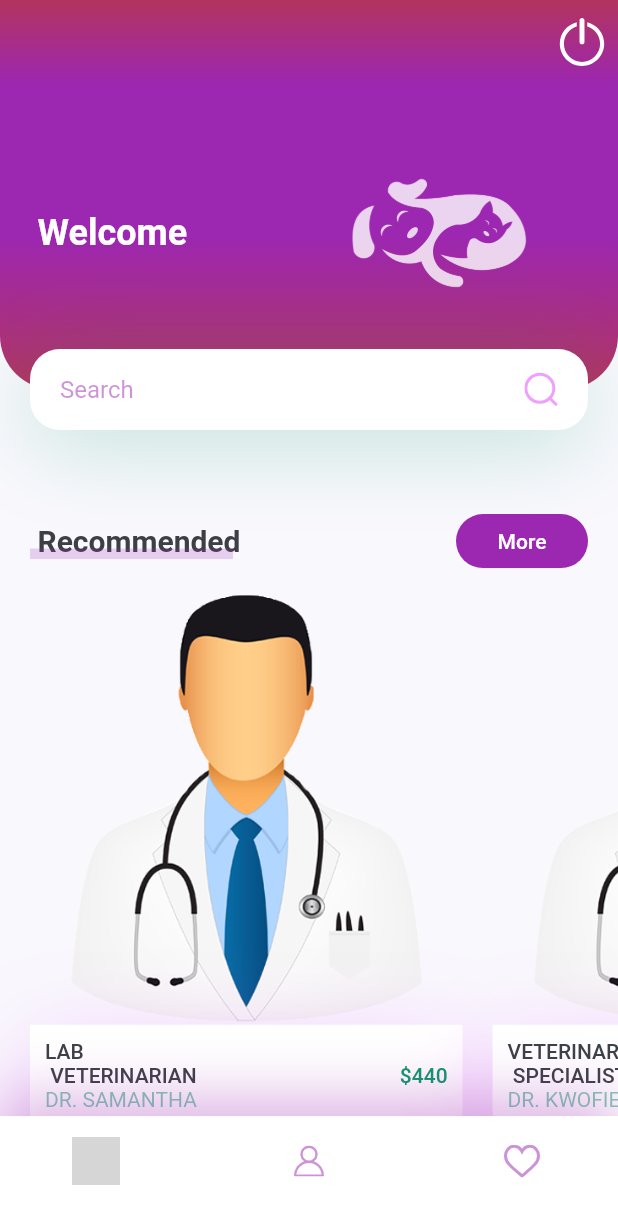
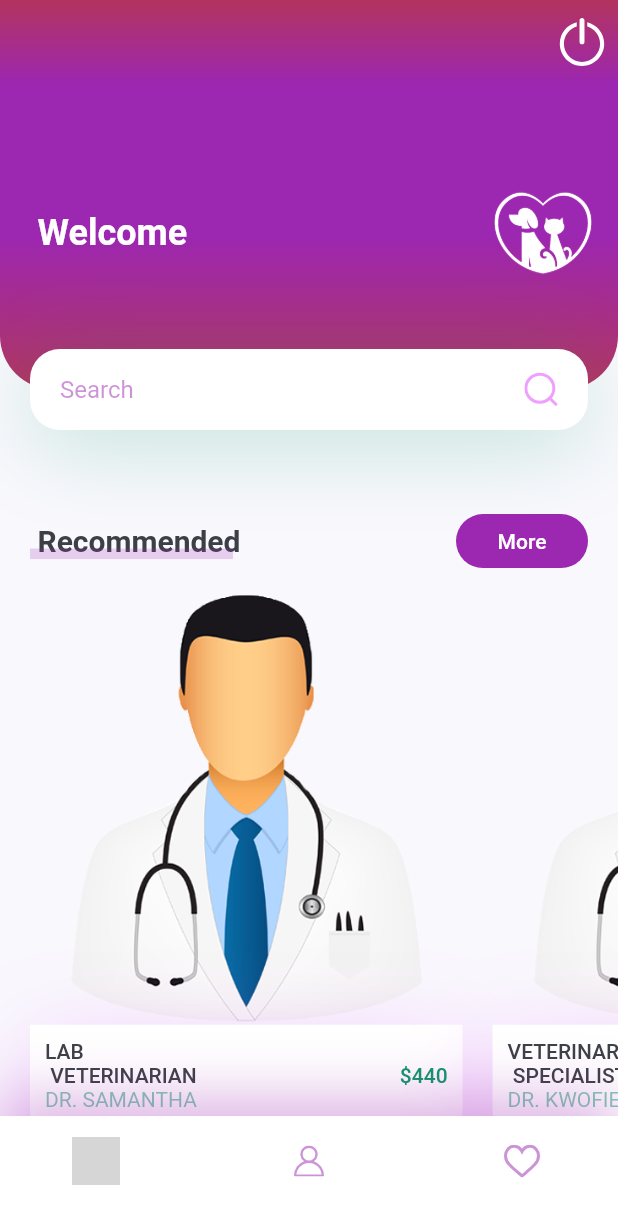
Before and after one commit to michaeldapaah/petCHQ, a Flutter app: the HomeScreen screen opened directly, on a phone screen of 412 x 824 dp. Shown: the top 1224 px of the screen. Run offline on Flutter 3.47's test engine with Material 2 defaults, Android fonts, the phone set to English and light mode, and no system bars; our stand-ins replace flutter_svg; grey boxes are pictures that could not be loaded.

```diff
--- a/lib/screens/home/components/header_with_seachbox.dart
+++ b/lib/screens/home/components/header_with_seachbox.dart
@@ -22,7 +22,7 @@ class HeaderWithSearchBox extends StatelessWidget {
           Container(
             padding: EdgeInsets.only(
               left: 5 + kDefaultPadding,
-              right: kDefaultPadding,
+              right: -5 + kDefaultPadding,
               bottom: -15 + kDefaultPadding,
             ),
             height: size.height * 0.28 - 27,
@@ -47,8 +47,8 @@ class HeaderWithSearchBox extends StatelessWidget {
                       color: Colors.white, fontWeight: FontWeight.bold),
                 ),
                 Spacer(),
-                Image.asset("assets/images/logo.png",
-                    color: Colors.white70.withOpacity(0.8))
+                Image.asset("assets/images/pet.png",
+                    width: 70.0, height: 70.0, color: Colors.white)
               ],
             ),
           ),
```
